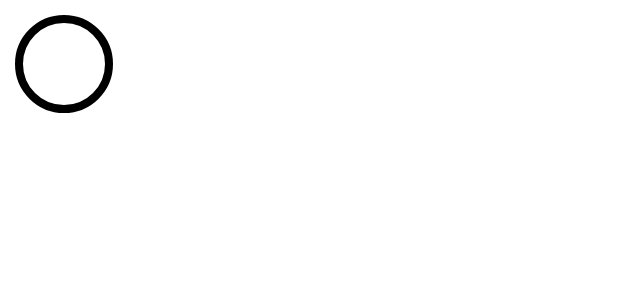
After one commit to Mo-og/Module1MP, an Android app: the layout element.xml on its own in the app's theme, with its tools: preview values and no code run, on a phone screen of 412 x 824 dp. The commit adds this screen. Shown: the top 300 px of the screen. Run offline under Robolectric (Android 15) with nearby library versions, the light colour scheme and no system bars.

Commit message:
Fixed layout

```diff
--- /dev/null
+++ b/app/src/main/res/drawable/number_background.xml
@@ -0,0 +1,8 @@
+<?xml version="1.0" encoding="utf-8"?>
+<selector xmlns:android="http://schemas.android.com/apk/res/android">
+    <item>
+        <shape android:shape="oval">
+            <stroke android:width="5dp"/>
+        </shape>
+    </item>
+</selector>
--- /dev/null
+++ b/app/src/main/res/layout/element.xml
@@ -0,0 +1,26 @@
+<?xml version="1.0" encoding="utf-8"?>
+<RelativeLayout
+    xmlns:android="http://schemas.android.com/apk/res/android"
+    xmlns:app="http://schemas.android.com/apk/res-auto"
+    android:layout_width="65dp"
+    android:layout_height="65dp"
+    android:layout_margin="10dp">
+
+    <ImageView
+        android:id="@+id/background"
+        android:layout_width="match_parent"
+        android:layout_height="match_parent"
+        android:src="@drawable/number_background" />
+
+    <TextView
+        android:id="@+id/number_value"
+        android:layout_width="match_parent"
+        android:layout_height="match_parent"
+        android:gravity="center"
+        android:textSize="36sp"
+        android:translationZ="1dp"
+        app:layout_constraintBottom_toBottomOf="parent"
+        app:layout_constraintEnd_toEndOf="parent"
+        app:layout_constraintStart_toStartOf="parent"
+        app:layout_constraintTop_toTopOf="parent" />
+</RelativeLayout>
--- a/app/src/main/res/layout/fragment_base.xml
+++ b/app/src/main/res/layout/fragment_base.xml
@@ -3,9 +3,8 @@
     xmlns:tools="http://schemas.android.com/tools"
     android:layout_width="wrap_content"
     android:layout_height="wrap_content"
-    android:layout_gravity="center_horizontal|top"
+    android:layout_gravity="center_horizontal"
     android:orientation="vertical"
-    android:translationY="120dp"
     tools:context=".Sale1Fragment">
 
     <ImageView
--- a/app/src/main/res/menu/toolbar.xml
+++ b/app/src/main/res/menu/toolbar.xml
@@ -1,7 +1,6 @@
 <?xml version="1.0" encoding="utf-8"?>
 <menu xmlns:android="http://schemas.android.com/apk/res/android"
     xmlns:app="http://schemas.android.com/apk/res-auto">
-
 
     <item
         android:id="@+id/search"
--- a/app/src/main/res/values/strings.xml
+++ b/app/src/main/res/values/strings.xml
@@ -7,4 +7,5 @@
     <string name="toolbar_kids">Kids</string>
     <string name="toolbar_lifestyle">Lifestyle</string>
     <string name="sale">sale</string>
+    <string name="shop_by_category">Shop by Category</string>
 </resources>
```
Also changed, not shown: app/src/main/java/com/example/module1mp/Element.java (added, +19 -0 lines), app/src/main/java/com/example/module1mp/ElementAdapter.java (added, +58 -0 lines), app/src/main/java/com/example/module1mp/MainActivity.java (+25 -5 lines), app/src/main/res/layout/activity_main.xml (+35 -14 lines).
